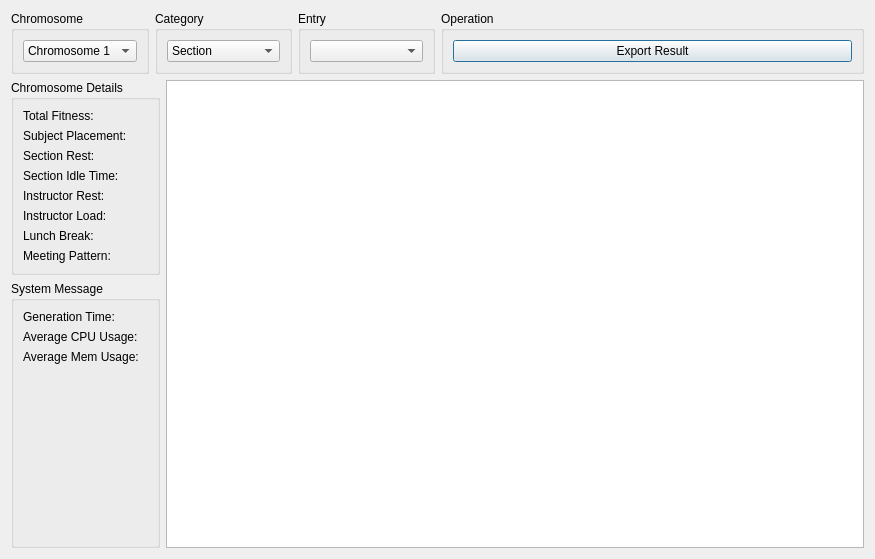
NeuralInsight/UniversityAutoClassScheduler, file qt_ui/result.ui: the form before one commit.
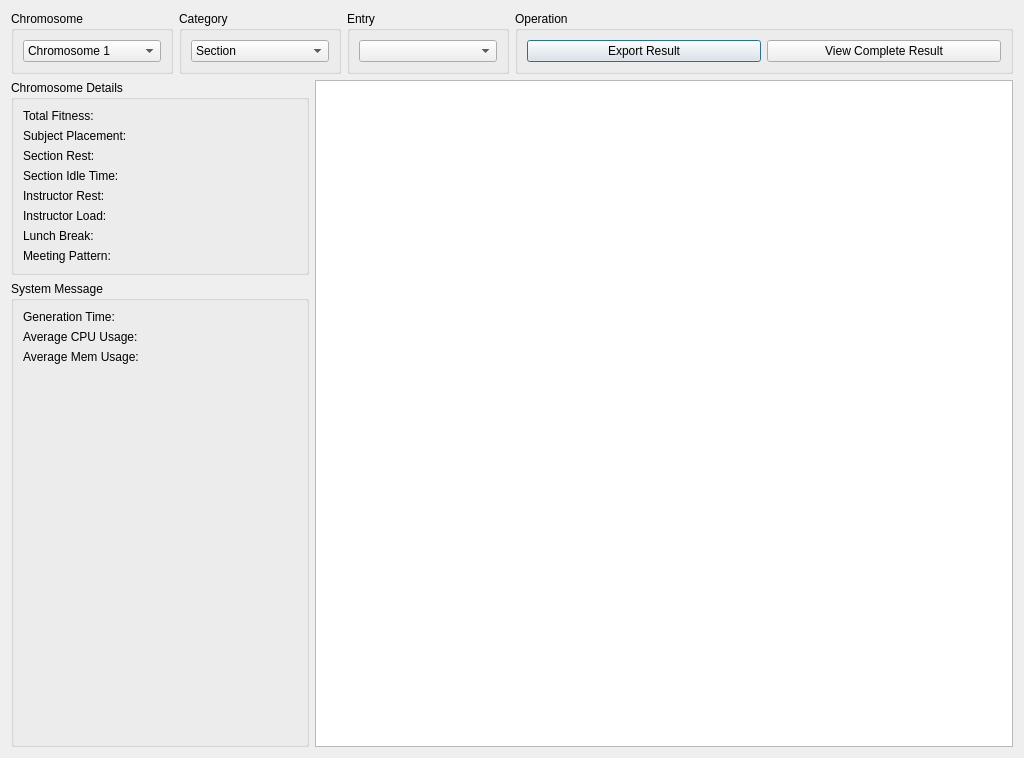
The form after the commit.

Commit message: make a View Complete Result btn

Diff of the .ui file:
```diff
--- a/qt_ui/result.ui
+++ b/qt_ui/result.ui
@@ -6,8 +6,8 @@
    <rect>
     <x>0</x>
     <y>0</y>
-    <width>875</width>
-    <height>559</height>
+    <width>1024</width>
+    <height>758</height>
    </rect>
   </property>
   <property name="minimumSize">
@@ -18,8 +18,8 @@
   </property>
   <property name="maximumSize">
    <size>
-    <width>875</width>
-    <height>559</height>
+    <width>1024</width>
+    <height>758</height>
    </size>
   </property>
   <property name="windowTitle">
@@ -123,6 +123,13 @@
           </property>
          </widget>
         </item>
+        <item>
+         <widget class="QPushButton" name="btnViewCompleteRes">
+          <property name="text">
+           <string>View Complete Result</string>
+          </property>
+         </widget>
+        </item>
        </layout>
       </widget>
      </item>
```
The commit also changes 1 other file.
